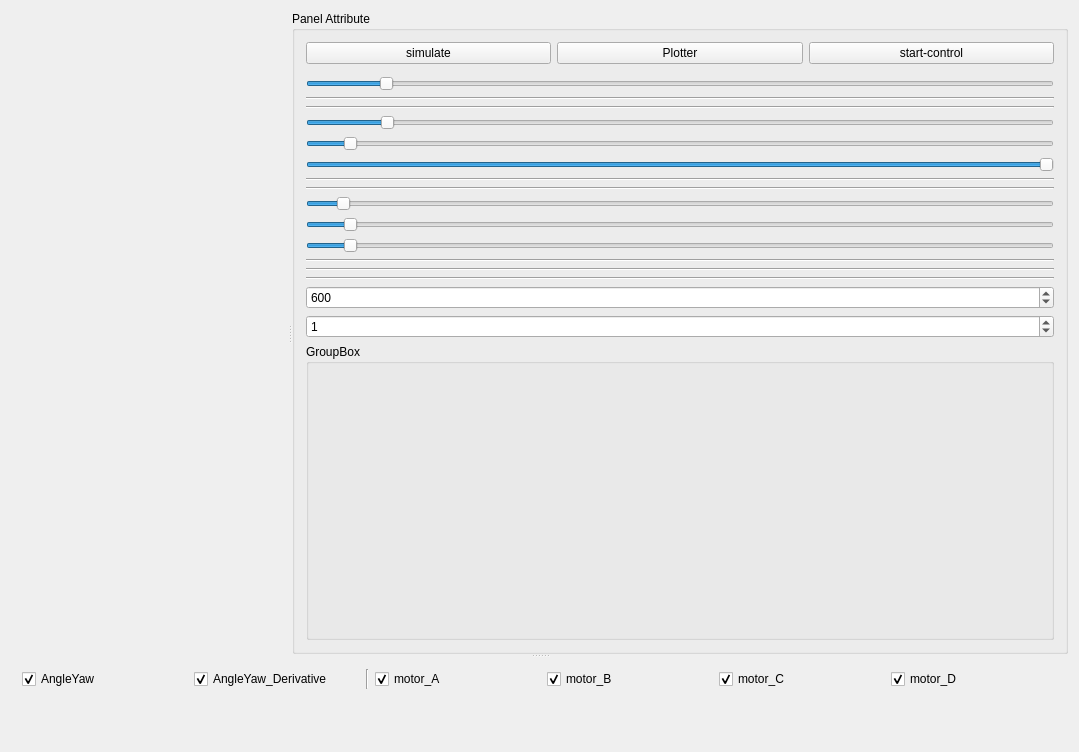
Qt form src/mainwindow.ui (werasaimon/IEngine_Robotics) before a commit.
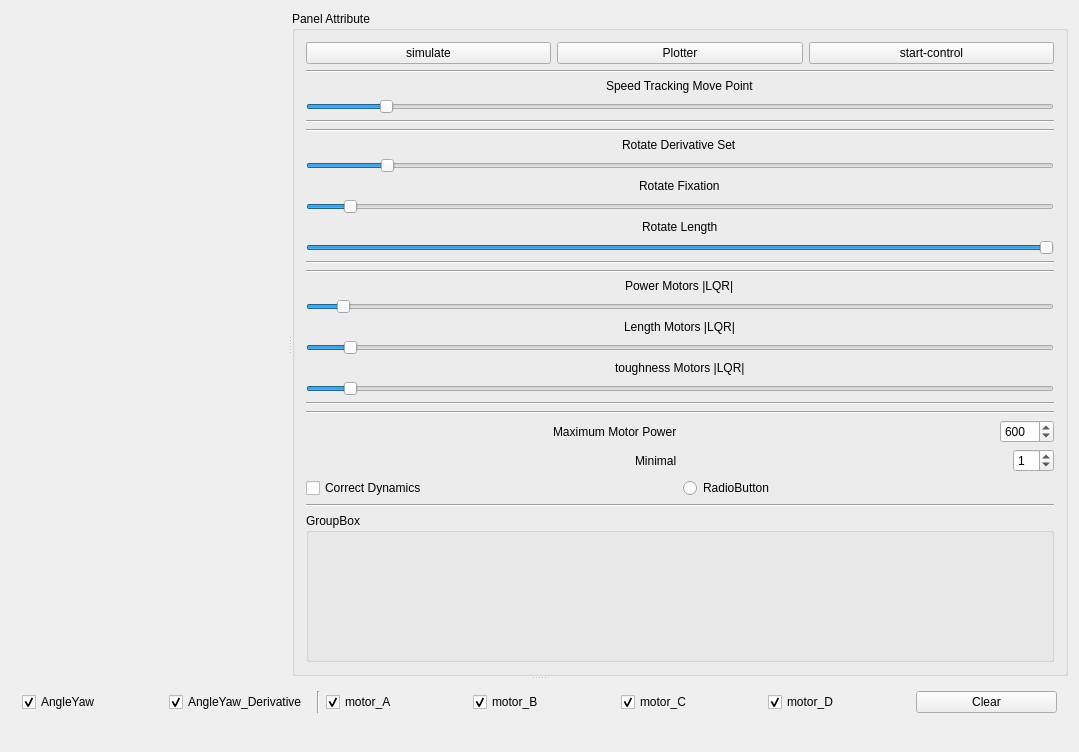
The same form after that commit. Custom widgets are drawn as their Qt base class.

The edit to the form file:
```diff
--- a/src/mainwindow.ui
+++ b/src/mainwindow.ui
@@ -57,6 +57,20 @@
              </item>
             </layout>
            </item>
+           <item>
+            <widget class="Line" name="line_9">
+             <property name="orientation">
+              <enum>Qt::Horizontal</enum>
+             </property>
+            </widget>
+           </item>
+           <item alignment="Qt::AlignHCenter">
+            <widget class="QLabel" name="label">
+             <property name="text">
+              <string>Speed Tracking Move Point</string>
+             </property>
+            </widget>
+           </item>
            <item>
             <widget class="QSlider" name="horizontalSlider_speedPoint">
              <property name="maximum">
@@ -84,6 +98,13 @@
              </property>
             </widget>
            </item>
+           <item alignment="Qt::AlignHCenter">
+            <widget class="QLabel" name="label_2">
+             <property name="text">
+              <string>Rotate Derivative Set</string>
+             </property>
+            </widget>
+           </item>
            <item>
             <widget class="QSlider" name="horizontalSlider_RotDev">
              <property name="value">
@@ -94,6 +115,13 @@
              </property>
             </widget>
            </item>
+           <item alignment="Qt::AlignHCenter">
+            <widget class="QLabel" name="label_3">
+             <property name="text">
+              <string>Rotate Fixation</string>
+             </property>
+            </widget>
+           </item>
            <item>
             <widget class="QSlider" name="horizontalSlider_RotFix">
              <property name="value">
@@ -104,6 +132,13 @@
              </property>
             </widget>
            </item>
+           <item alignment="Qt::AlignHCenter">
+            <widget class="QLabel" name="label_4">
+             <property name="text">
+              <string>Rotate Length</string>
+             </property>
+            </widget>
+           </item>
            <item>
             <widget class="QSlider" name="horizontalSlider_RotLen">
              <property name="value">
@@ -128,6 +163,13 @@
              </property>
             </widget>
            </item>
+           <item alignment="Qt::AlignHCenter">
+            <widget class="QLabel" name="label_5">
+             <property name="text">
+              <string>Power Motors |LQR|</string>
+             </property>
+            </widget>
+           </item>
            <item>
             <widget class="QSlider" name="horizontalSlider_Deverative0">
              <property name="value">
@@ -138,6 +180,13 @@
              </property>
             </widget>
            </item>
+           <item alignment="Qt::AlignHCenter">
+            <widget class="QLabel" name="label_6">
+             <property name="text">
+              <string>Length Motors |LQR|</string>
+             </property>
+            </widget>
+           </item>
            <item>
             <widget class="QSlider" name="horizontalSlider_Deverative1">
              <property name="value">
@@ -148,6 +197,13 @@
              </property>
             </widget>
            </item>
+           <item alignment="Qt::AlignHCenter">
+            <widget class="QLabel" name="label_7">
+             <property name="text">
+              <string>toughness Motors |LQR|</string>
+             </property>
+            </widget>
+           </item>
            <item>
             <widget class="QSlider" name="horizontalSlider_Deverative2">
              <property name="value">
@@ -172,6 +228,63 @@
              </property>
             </widget>
            </item>
+           <item>
+            <layout class="QHBoxLayout" name="horizontalLayout_3">
+             <item alignment="Qt::AlignRight">
+              <widget class="QLabel" name="label_8">
+               <property name="text">
+                <string>Maximum Motor Power</string>
+               </property>
+              </widget>
+             </item>
+             <item alignment="Qt::AlignRight">
+              <widget class="QSpinBox" name="spinBox_extrem_MIN_MAX">
+               <property name="maximum">
+                <number>1000</number>
+               </property>
+               <property name="value">
+                <number>600</number>
+               </property>
+              </widget>
+             </item>
+            </layout>
+           </item>
+           <item>
+            <layout class="QHBoxLayout" name="horizontalLayout_4">
+             <item alignment="Qt::AlignRight">
+              <widget class="QLabel" name="label_9">
+               <property name="text">
+                <string>Minimal</string>
+               </property>
+              </widget>
+             </item>
+             <item alignment="Qt::AlignRight">
+              <widget class="QSpinBox" name="spinBox_Minimal">
+               <property name="value">
+                <number>1</number>
+               </property>
+              </widget>
+             </item>
+            </layout>
+           </item>
+           <item>
+            <layout class="QHBoxLayout" name="horizontalLayout_5">
+             <item>
+              <widget class="QCheckBox" name="checkBox_isCorrectDynamic">
+               <property name="text">
+                <string>Correct Dynamics</string>
+               </property>
+              </widget>
+             </item>
+             <item>
+              <widget class="QRadioButton" name="radioButton">
+               <property name="text">
+                <string>RadioButton</string>
+               </property>
+              </widget>
+             </item>
+            </layout>
+           </item>
            <item>
             <widget class="Line" name="line">
              <property name="orientation">
@@ -179,23 +292,6 @@
              </property>
             </widget>
            </item>
-           <item>
-            <widget class="QSpinBox" name="spinBox">
-             <property name="maximum">
-              <number>1000</number>
-             </property>
-             <property name="value">
-              <number>600</number>
-             </property>
-            </widget>
-           </item>
-           <item>
-            <widget class="QSpinBox" name="spinBox_2">
-             <property name="value">
-              <number>1</number>
-             </property>
-            </widget>
-           </item>
           </layout>
          </item>
          <item row="1" column="0">
@@ -279,6 +375,13 @@
             </property>
            </widget>
           </item>
+          <item>
+           <widget class="QPushButton" name="pushButton_Clear">
+            <property name="text">
+             <string>Clear</string>
+            </property>
+           </widget>
+          </item>
          </layout>
         </item>
         <item>
```
